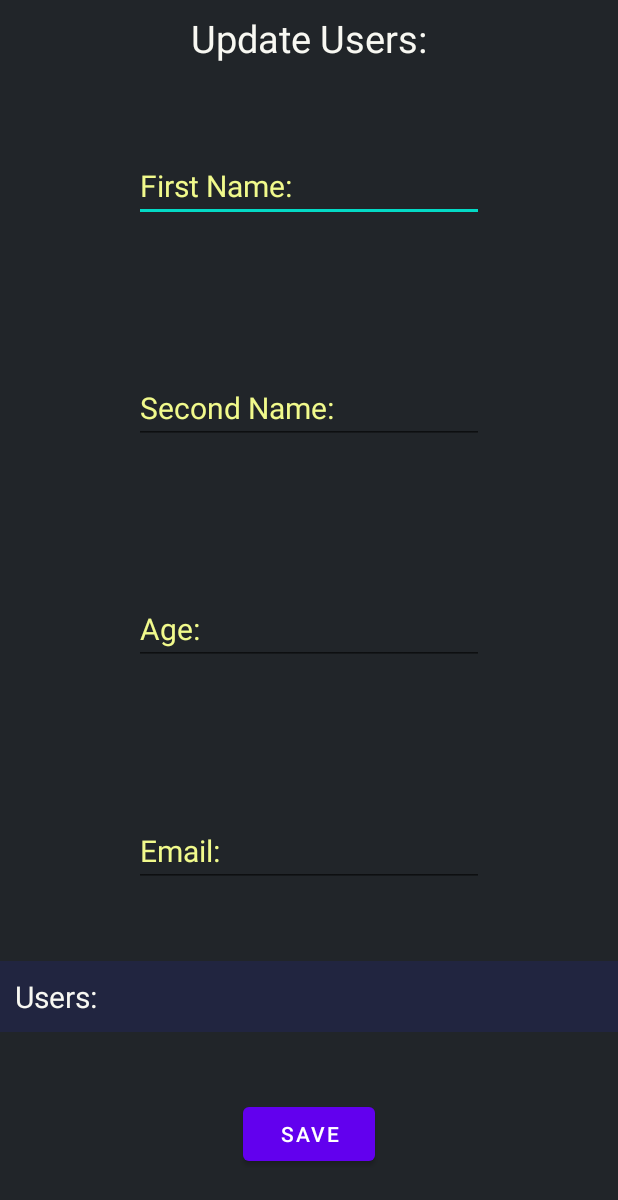
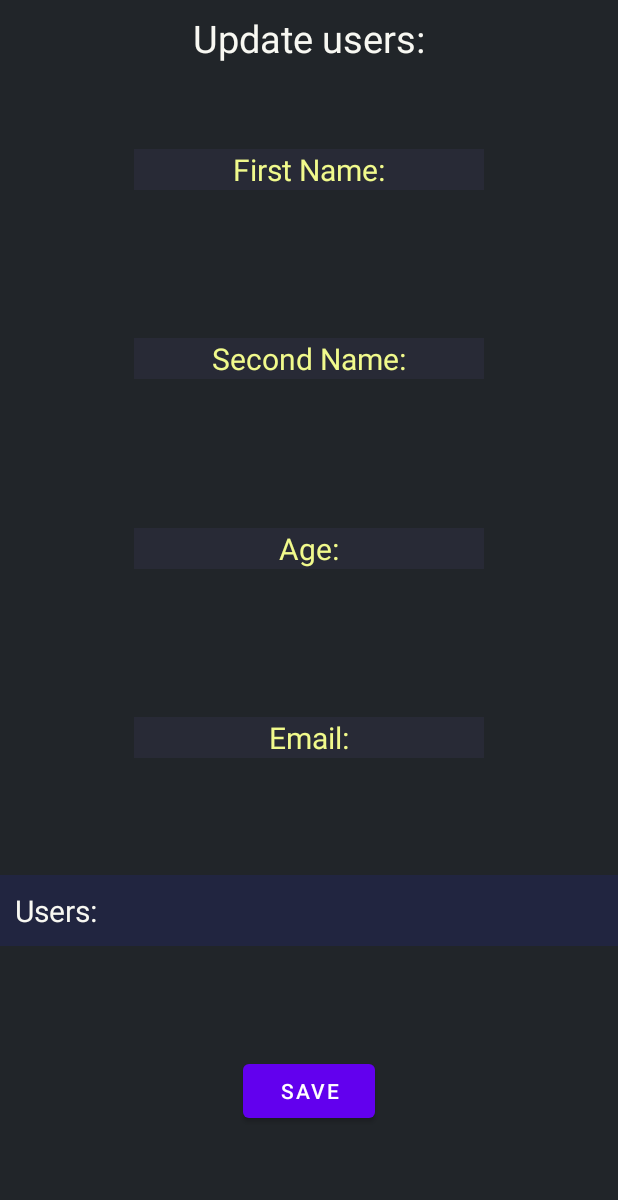
Before and after one commit to revaz961/Exam_2, an Android app: the UpdateActivity screen opened directly, with no data from a screen before it, on a phone screen of 412 x 824 dp. Shown: the top 1200 px of the screen. Run offline under Robolectric (Android 15) with nearby library versions, the phone set to English and light mode, and no system bars; 5 statements that could not run were skipped.

Commit message:
add some functionality

```diff
--- a/app/src/main/res/layout/activity_update.xml
+++ b/app/src/main/res/layout/activity_update.xml
@@ -14,7 +14,7 @@
         app:layout_constraintBottom_toBottomOf="parent"
         app:layout_constraintStart_toStartOf="parent"
         app:layout_constraintEnd_toEndOf="parent"
-        android:text="Update Users:"
+        android:text="@string/update_users"
         android:textSize="25sp"
         android:textColor="@color/textColor"
         app:layout_constraintVertical_bias="0.01"/>
@@ -29,6 +29,8 @@
         android:textColorHint="@color/hintColor"
         android:textColor="@color/textColor"
         android:hint="@string/first_name"
+        android:background="@color/lightDark"
+        android:textAlignment="center"
         app:layout_constraintTop_toTopOf="parent"
         app:layout_constraintStart_toStartOf="parent"
         app:layout_constraintEnd_toEndOf="parent"
@@ -45,6 +47,8 @@
         android:textColorHint="@color/hintColor"
         android:textColor="@color/textColor"
         android:hint="@string/second_name"
+        android:background="@color/lightDark"
+        android:textAlignment="center"
         app:layout_constraintTop_toBottomOf="@id/etFirstName"
         app:layout_constraintStart_toStartOf="parent"
         app:layout_constraintEnd_toEndOf="parent"
@@ -61,6 +65,8 @@
         android:textColorHint="@color/hintColor"
         android:textColor="@color/textColor"
         android:hint="@string/age"
+        android:background="@color/lightDark"
+        android:textAlignment="center"
         app:layout_constraintTop_toBottomOf="@id/etSecondName"
         app:layout_constraintStart_toStartOf="parent"
         app:layout_constraintEnd_toEndOf="parent"
@@ -76,11 +82,13 @@
         android:textColorHint="@color/hintColor"
         android:textColor="@color/textColor"
         android:hint="@string/email"
+        android:background="@color/lightDark"
+        android:textAlignment="center"
         app:layout_constraintTop_toTopOf="parent"
         app:layout_constraintStart_toStartOf="parent"
         app:layout_constraintEnd_toEndOf="parent"
         app:layout_constraintBottom_toBottomOf="parent"
-        app:layout_constraintVertical_bias="0.7"
+        app:layout_constraintVertical_bias="0.6"
         />
 
     <HorizontalScrollView
@@ -103,9 +111,10 @@
             android:layout_margin="10dp">
 
             <TextView
+                android:id="@+id/tvUser"
                 android:layout_width="wrap_content"
                 android:layout_height="wrap_content"
-                android:text="Users:"
+                android:text="@string/users"
                 android:textColor="@color/textColor"
                 android:textSize="20sp"
                 android:layout_marginRight="10dp"
```
Also changed, not shown: app/src/main/java/com/example/exam2/MainActivity.kt (+8 -1 lines), app/src/main/java/com/example/exam2/UpdateActivity.kt (+66 -24 lines).
